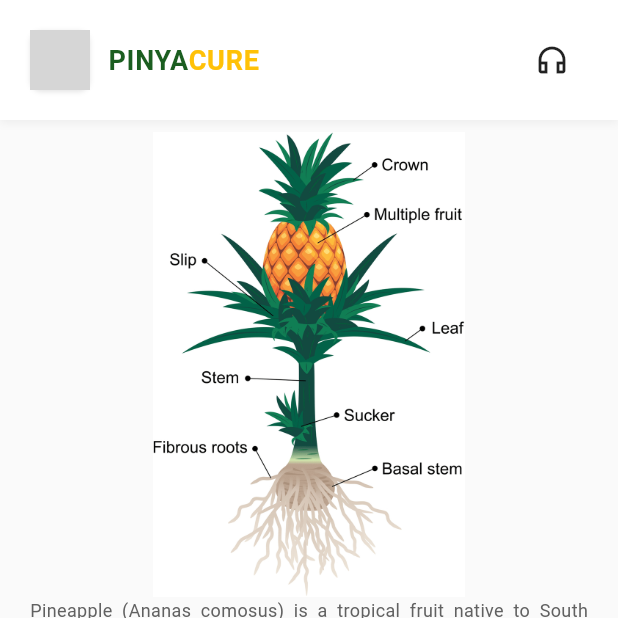
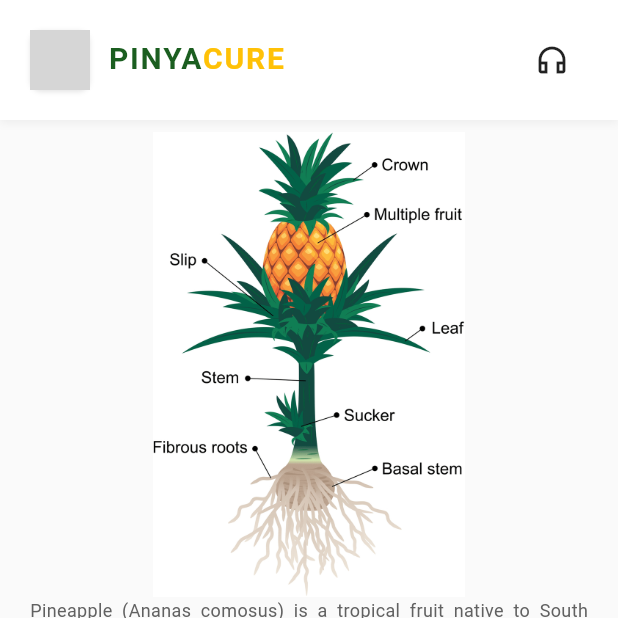
Before and after one commit to clarenceportugal/PinyaCure, a Flutter app: the screen it shows after launch, on a phone screen of 412 x 824 dp, the top half of it. Run offline on Flutter 3.47's test engine with Material 3 defaults, Android fonts, the phone set to English and light mode, and no system bars; our stand-ins replace camera, permission_handler; missing offline and left inert: tflite_flutter; grey boxes are pictures that could not be loaded.

Commit message:
Adjust PINYACURE text styling to match image: larger font, increased letter spacing

```diff
--- a/lib/widgets/app_header.dart
+++ b/lib/widgets/app_header.dart
@@ -67,29 +67,28 @@ class AppHeader extends StatelessWidget {
                 ),
               ),
               const SizedBox(width: 12),
-              // PINYACURE text
+              // PINYACURE text - matching image exactly
               RichText(
                 text: const TextSpan(
-                  style: TextStyle(
-                    fontFamily: 'Roboto', // Sans-serif
-                  ),
                   children: [
                     TextSpan(
                       text: 'PINYA',
                       style: TextStyle(
-                        fontSize: 18,
-                        fontWeight: FontWeight.bold,
+                        fontSize: 20,
+                        fontWeight: FontWeight.w700,
                         color: AppColors.primaryGreenDark, // Dark green
-                        letterSpacing: 0.5,
+                        letterSpacing: 1.2,
+                        height: 1.0,
                       ),
                     ),
                     TextSpan(
                       text: 'CURE',
                       style: TextStyle(
-                        fontSize: 18,
-                        fontWeight: FontWeight.bold,
+                        fontSize: 20,
+                        fontWeight: FontWeight.w700,
                         color: AppColors.accentYellow, // Bright yellow
-                        letterSpacing: 0.5,
+                        letterSpacing: 1.2,
+                        height: 1.0,
                       ),
                     ),
                   ],
```
